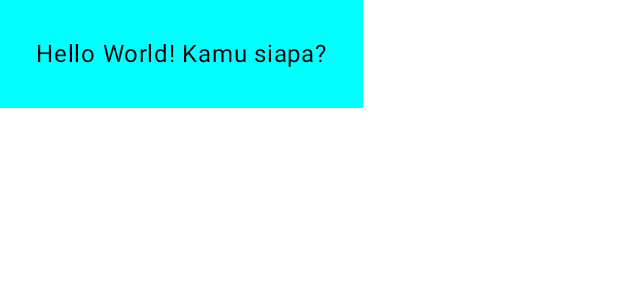
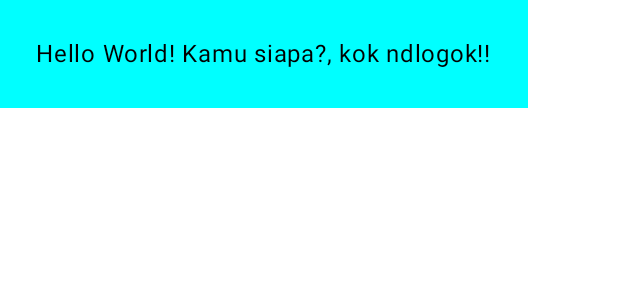
Before and after one commit to masjat/MobilePro, an Android app built with Jetpack Compose: the @Preview function GreetingPreview, on a phone screen of 412 x 824 dp. Shown: the top 300 px of the screen. Run offline under Robolectric (Android 15) with nearby library versions, the phone set to English and light mode, and no system bars.

Commit message:
mengubah nama dan kalimat

```diff
--- a/app/src/main/java/com/example/mobileappp1/MainActivity.kt
+++ b/app/src/main/java/com/example/mobileappp1/MainActivity.kt
@@ -38,7 +38,7 @@ class MainActivity : ComponentActivity() {
 fun Greeting(name: String, modifier: Modifier = Modifier) {
     Surface (color = Color.Cyan){
         Text(
-            text = "Hello $name! Kamu siapa?",
+            text = "Hello $name! Kamu siapa?, kok ndlogok!!",
             modifier = Modifier.padding(24.dp)
         )
     }
```
